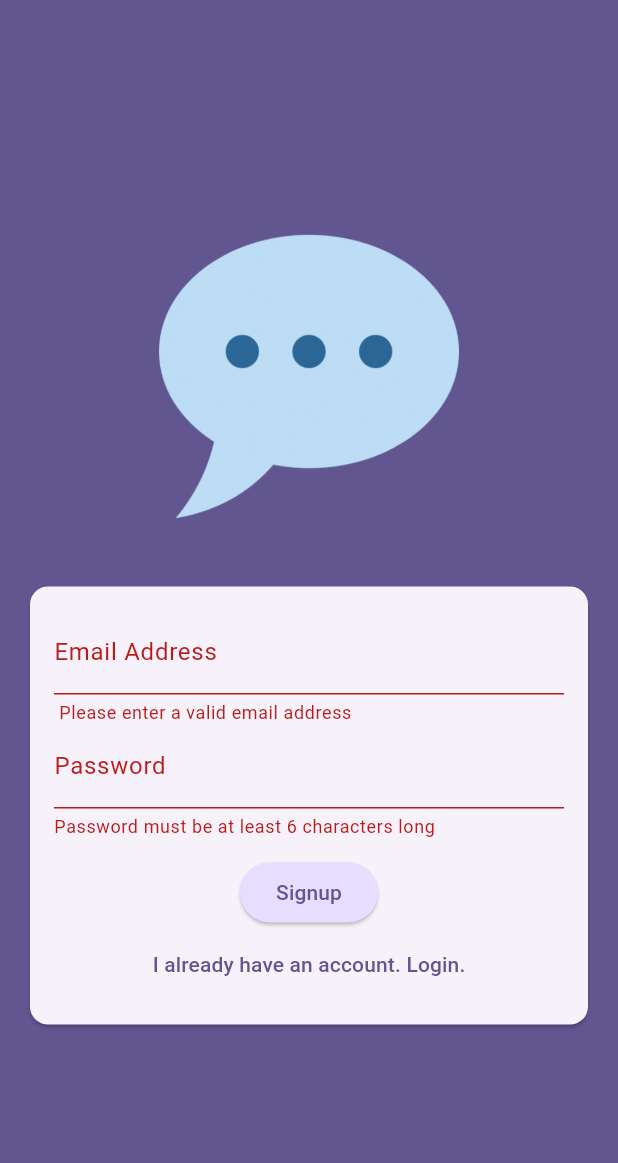
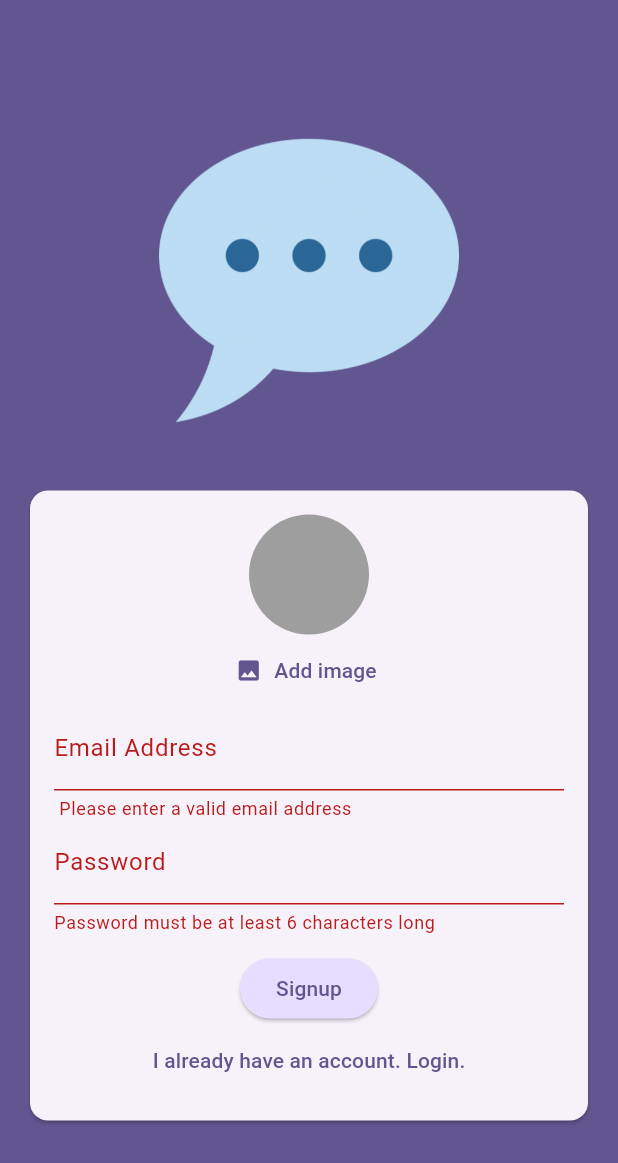
Before and after one commit to Sandipshrestha1/chat_app, a Flutter app: the screen it shows after launch, after a tap on "Login", after a tap on "Create an account", on a phone screen of 412 x 824 dp. Shown: the top 1163 px of the screen. Run offline on Flutter 3.47's test engine with Material 3 defaults, Android fonts, the phone set to English and light mode, and no system bars; our stand-ins replace firebase_auth, firebase_core, firebase_storage, image_picker; accounts and stored records are empty.

Commit message:
uploading image to firebase

```diff
--- a/lib/screens/auth.dart
+++ b/lib/screens/auth.dart
@@ -1,3 +1,6 @@
+import 'dart:io';
+import 'package:chat_app/widgets/user_image_picker.dart';
+import 'package:firebase_storage/firebase_storage.dart';
 import 'package:flutter/material.dart';
 import 'package:firebase_auth/firebase_auth.dart';
 
@@ -17,13 +20,16 @@ class _AuthScreenState extends State<AuthScreen> {
   var _isLogin = true;
   var _enteredEmail = '';
   var _enteredPassword = '';
+  File? _selectedImage;
 
   Future<void> _submit() async {
     final isValid = _form.currentState!.validate();
 
-    if (!isValid) {
+    if (!isValid || !_isLogin && _selectedImage == null) {
+      // show error message
       return;
     }
+
     _form.currentState!.save();
 
     try {
@@ -38,7 +44,15 @@ class _AuthScreenState extends State<AuthScreen> {
           password: _enteredPassword,
         );
 
+        final storageRef = FirebaseStorage.instance
+            .ref()
+            .child("user_images")
+            .child("${UserCredentials.user!.uid}.jpg");
+
+        await storageRef.putFile(_selectedImage!);
+        final imageUrl = await storageRef.getDownloadURL();
         print(UserCredentials);
+        print(imageUrl);
         // User created successfully, you can use authResult.user
       }
     } on FirebaseAuthException catch (error) {
@@ -84,6 +98,12 @@ class _AuthScreenState extends State<AuthScreen> {
                       key: _form,
                       child: Column(
                         children: [
+                          if (!_isLogin)
+                            UserImagePicker(
+                              onPickImage: (pickedImage) {
+                                _selectedImage = pickedImage;
+                              },
+                            ),
                           TextFormField(
                             decoration: InputDecoration(
                               labelText: 'Email Address',
--- a/lib/widgets/user_image_picker.dart
+++ b/lib/widgets/user_image_picker.dart
@@ -1,15 +1,92 @@
+// import 'dart:io';
+
+// import 'package:flutter/material.dart';
+// import 'package:image_picker/image_picker.dart';
+
+// class UserImagePicker extends StatefulWidget {
+//   const UserImagePicker({super.key});
+
+//   @override
+//   State<UserImagePicker> createState() {
+//     return _UserImagePickerState();
+//   }
+// }
+
+// class _UserImagePickerState extends State<UserImagePicker> {
+//   void _pickImage() async {
+//     File? _pickedImageFile;
+
+//     final pickedImage = await ImagePicker().pickImage(
+//       source: ImageSource.camera,
+//       imageQuality: 50,
+//       maxWidth: 150,
+//     );
+
+//     if (pickedImage == null) {
+//       return;
+//     }
+//     setState(() {
+//       _pickedImageFile = File(pickedImage.path);
+//     });
+//   }
+
+//   @override
+//   Widget build(BuildContext context) {
+//     return Column(
+//       children: [
+//         CircleAvatar(
+//           radius: 40,
+//           backgroundColor: Colors.grey,
+//           foregroundImage:
+//               _pickedImageFile != null ? FileImage(_pickedImageFile!) : null,
+//         ),
+//         TextButton.icon(
+//           onPressed: () {},
+//           icon: const Icon(Icons.image),
+//           label: Text(
+//             "Add image",
+//             style: TextStyle(color: Theme.of(context).primaryColor),
+//           ),
+//         )
+//       ],
+//     );
+//   }
+// }
+
+import 'dart:io';
+
 import 'package:flutter/material.dart';
+import 'package:image_picker/image_picker.dart';
 
 class UserImagePicker extends StatefulWidget {
-  const UserImagePicker({super.key});
+  const UserImagePicker({super.key, required this.onPickImage});
+
+  final void Function(File pickedImage) onPickImage;
 
   @override
-  State<UserImagePicker> createState() {
-    return _UserImagePickerState();
-  }
+  State<UserImagePicker> createState() => _UserImagePickerState();
 }
 
 class _UserImagePickerState extends State<UserImagePicker> {
+  File? _pickedImageFile;
+
+  Future<void> _pickImage() async {
+    final pickedImage = await ImagePicker().pickImage(
+      source: ImageSource.camera,
+      imageQuality: 50,
+      maxWidth: 150,
+    );
+
+    if (pickedImage == null) {
+      return;
+    }
+    setState(() {
+      _pickedImageFile = File(pickedImage.path);
+    });
+
+    widget.onPickImage(_pickedImageFile!);
+  }
+
   @override
   Widget build(BuildContext context) {
     return Column(
@@ -17,14 +94,15 @@ class _UserImagePickerState extends State<UserImagePicker> {
         CircleAvatar(
           radius: 40,
           backgroundColor: Colors.grey,
-          foregroundColor: ...,
+          foregroundImage:
+              _pickedImageFile != null ? FileImage(_pickedImageFile!) : null,
         ),
         TextButton.icon(
-          onPressed: () {},
+          onPressed: _pickImage,
           icon: const Icon(Icons.image),
           label: Text(
             "Add image",
-            style: TextStyle(color: Theme.of(context).primaryColor),
+            style: TextStyle(color: Theme.of(context).colorScheme.primary),
           ),
         )
       ],
```
Also changed, not shown: lib/screens/chat_screen.dart (+3 -6 lines).
